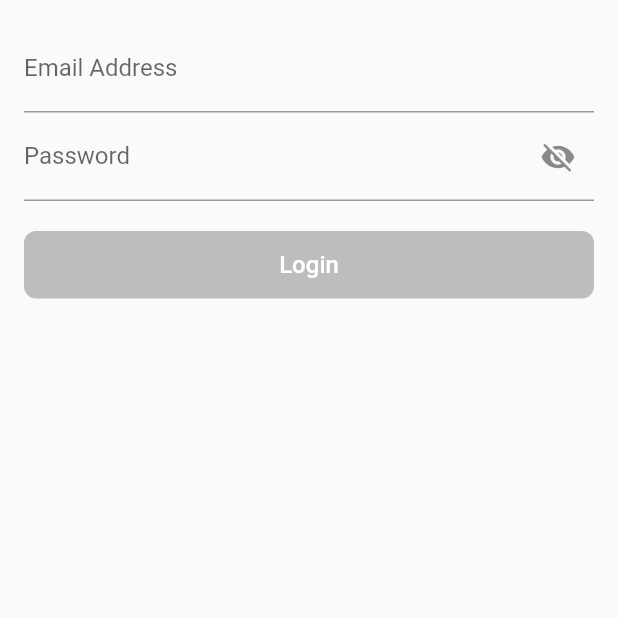
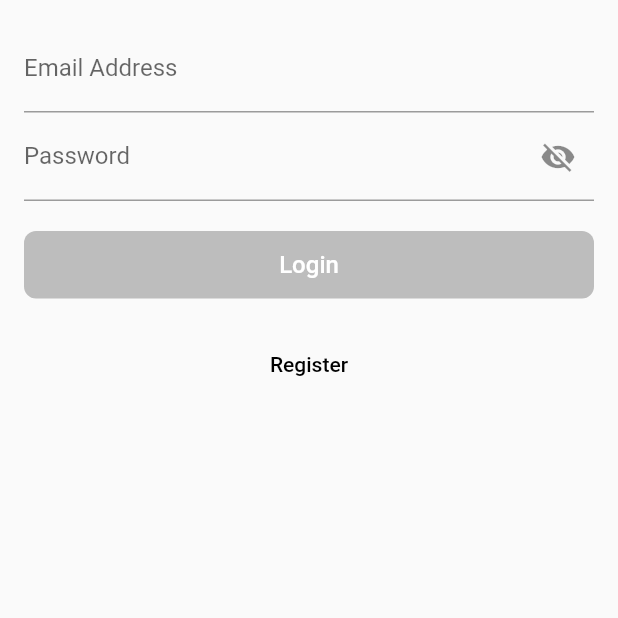
Before and after one commit to yoesuv/Login-Bloc-Library, a Flutter app: the screen it shows after launch, on a phone screen of 412 x 824 dp, the top half of it. Run offline on Flutter 3.47's test engine with Material 2 defaults, Android fonts, the phone set to English and light mode, and no system bars; our stand-ins replace bloc, email_validator, equatable, flutter_bloc, fluttertoast, formz.

Commit message:
:pencil: setup navigation

```diff
--- a/lib/src/core/routes/app_route.dart
+++ b/lib/src/core/routes/app_route.dart
@@ -2,6 +2,7 @@ import 'package:flutter/material.dart';
 import 'package:flutter_bloc/flutter_bloc.dart';
 import 'package:login_bloc_library/src/core/bloc/login_bloc.dart';
 import 'package:login_bloc_library/src/ui/screens/login_screen.dart';
+import 'package:login_bloc_library/src/ui/screens/register_screen.dart';
 
 class AppRoute {
   static Route<dynamic> routes(RouteSettings settings) {
@@ -12,6 +13,12 @@ class AppRoute {
               create: (context) => LoginBloc(),
               child: LoginScreen(),
             );
+          }
+      );
+    } else if (settings.name == RegisterScreen.routeName) {
+      return MaterialPageRoute(
+          builder: (context) {
+            return RegisterScreen();
           }
       );
     } else {
--- a/lib/src/ui/screens/login_screen.dart
+++ b/lib/src/ui/screens/login_screen.dart
@@ -3,6 +3,7 @@ import 'package:flutter_bloc/flutter_bloc.dart';
 import 'package:login_bloc_library/src/core/bloc/login_bloc.dart';
 import 'package:login_bloc_library/src/core/event/login_event.dart';
 import 'package:login_bloc_library/src/core/state/login_state.dart';
+import 'package:login_bloc_library/src/ui/screens/register_screen.dart';
 import 'package:login_bloc_library/src/ui/shared/button_primary.dart';
 import 'package:login_bloc_library/src/ui/shared/email_field.dart';
 import 'package:login_bloc_library/src/ui/shared/password_field.dart';
@@ -22,7 +23,9 @@ class LoginScreen extends StatelessWidget {
               _emailInput(bloc),
               _passwordInput(bloc),
               Container(margin: EdgeInsets.only(top: 20.0)),
-              _loginButton()
+              _loginButton(),
+              Container(margin: EdgeInsets.only(top: 20.0)),
+              _toRegister(context)
             ],
           ),
         )
@@ -66,4 +69,25 @@ class LoginScreen extends StatelessWidget {
       });
   }
 
+  Widget _toRegister(BuildContext context) {
+    return Container(
+      child: TextButton(
+        onPressed: () {
+          Navigator.pushNamed(context, RegisterScreen.routeName);
+        },
+        child: Text('Register', style: TextStyle(fontSize: 14.0)),
+        style: ButtonStyle(
+          overlayColor: MaterialStateProperty.all(Colors.transparent),
+          foregroundColor: MaterialStateProperty.resolveWith((states) {
+            if (states.contains(MaterialState.pressed)) {
+              return Colors.teal[700];
+            } else {
+              return Colors.black;
+            }
+          })
+        ),
+      ),
+    );
+  }
+
 }
```
Also changed, not shown: lib/src/ui/screens/register_screen.dart (added, +17 -0 lines). Lines whose indentation alone changed are shown as unchanged.
